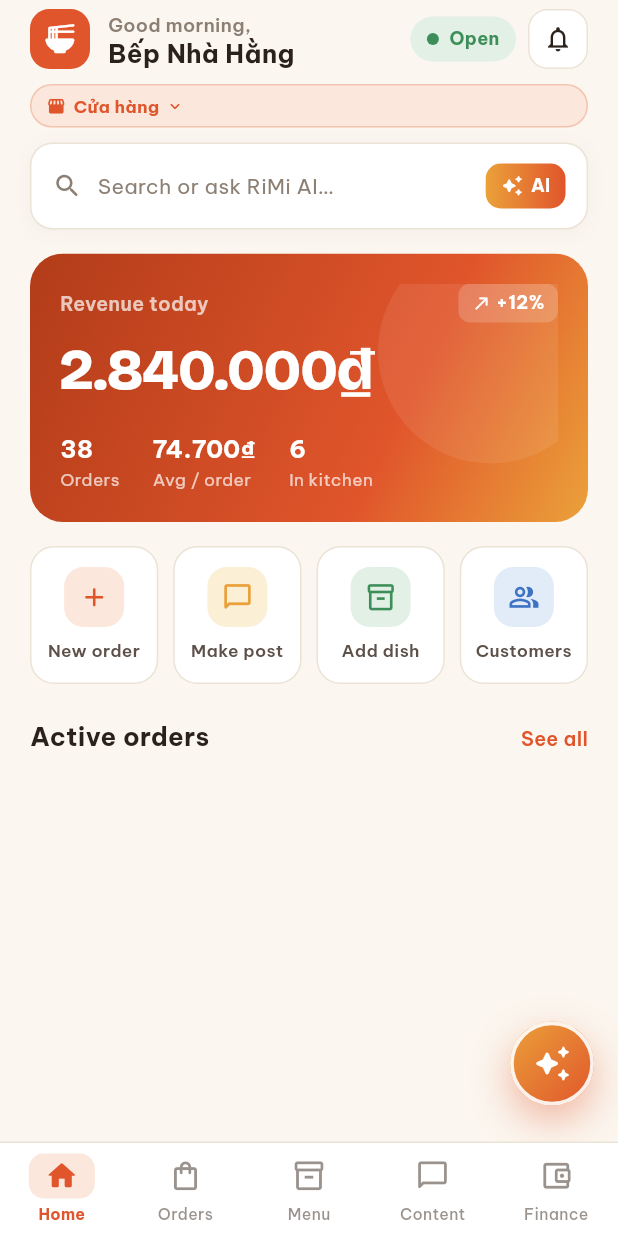
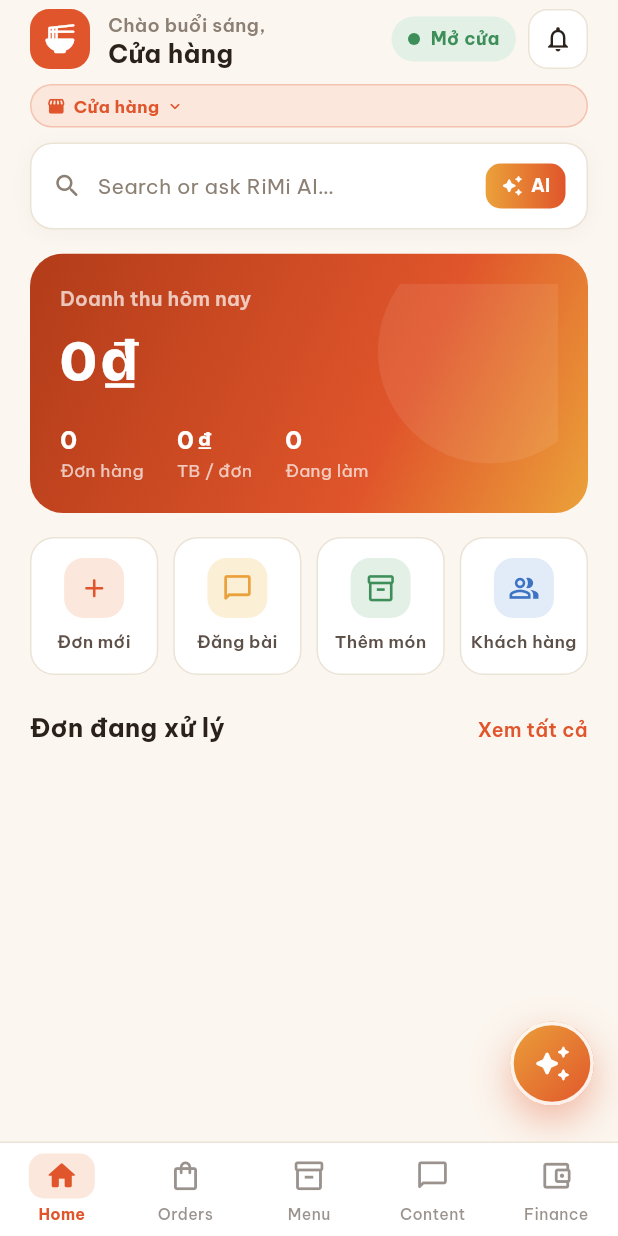
Before and after one commit to TeaSui/RiMi, a Flutter app: the _ShellBody screen opened directly, on a phone screen of 412 x 824 dp. Run offline on Flutter 3.47's test engine with Material 3 defaults, Android fonts, the phone set to English and light mode, and no system bars; our stand-ins replace connectivity_plus, dio, drift, flutter_riverpod, flutter_secure_storage, go_router and 1 more; accounts and stored records are empty; generated files the repository leaves out were written again; statements that could not run were skipped.

Commit message:
fix(flutter): home screen — live revenue/orders data, real workspace name, Vietnamese UI, time-based greeting

```diff
--- a/flutter/lib/features/home/home_page.dart
+++ b/flutter/lib/features/home/home_page.dart
@@ -3,7 +3,9 @@ import 'package:flutter_riverpod/flutter_riverpod.dart';
 import '../../app.dart';
 import '../../core/app_icons.dart';
 import '../../core/auth/auth_notifier.dart';
+import '../../core/finance/finance_providers.dart';
 import '../../core/orders/order_providers.dart';
+import '../../core/workspace/workspace_notifier.dart';
 import '../../data/drift/app_database.dart' as drift;
 import '../../data/mock_data.dart';
 import '../../theme/app_theme.dart';
@@ -15,10 +17,10 @@ import '../workspace/workspace_chip.dart';
 
 // Quick-action descriptors (icon, label, fg, bg, destination key).
 const _quick = [
-  ('plus', 'New order', RM.brand, RM.brandSoft, 'orders'),
-  ('content', 'Make post', RM.gold, RM.goldSoft, 'content'),
-  ('products', 'Add dish', RM.herb, RM.herbSoft, 'products'),
-  ('users', 'Customers', RM.info, Color(0xFFE1ECF8), 'crm'),
+  ('plus', 'Đơn mới', RM.brand, RM.brandSoft, 'orders'),
+  ('content', 'Đăng bài', RM.gold, RM.goldSoft, 'content'),
+  ('products', 'Thêm món', RM.herb, RM.herbSoft, 'products'),
+  ('users', 'Khách hàng', RM.info, Color(0xFFE1ECF8), 'crm'),
 ];
 
 void _quickGo(BuildContext context, String key) {
@@ -70,14 +72,27 @@ class _SearchAiBar extends StatelessWidget {
   }
 }
 
-class _RevenueHero extends StatelessWidget {
+class _RevenueHero extends ConsumerWidget {
   const _RevenueHero({this.big = false});
   final bool big;
   @override
-  Widget build(BuildContext context) {
-    final stats = big
-        ? const [('38', 'Orders'), ('74.700₫', 'Avg / order'), ('6', 'In kitchen'), ('96%', 'On-time')]
-        : const [('38', 'Orders'), ('74.700₫', 'Avg / order'), ('6', 'In kitchen')];
+  Widget build(BuildContext context, WidgetRef ref) {
+    final wsId = ref.watch(authNotifierProvider).activeWorkspaceId ?? '';
+    final orders = ref.watch(ordersProvider(wsId)).maybeWhen(
+      data: (d) => d,
+      orElse: () => <drift.Order>[],
+    );
+    final pl = ref.watch(plSummaryProvider(wsId));
+    final todayRevenue = pl.totalIncome;
+    final totalOrders = orders.length;
+    final inKitchen = orders.where((o) => o.status == 'cooking' || o.status == 'new').length;
+    final avgOrder = totalOrders > 0 ? (todayRevenue / totalOrders) : 0.0;
+
+    final stats = [
+      ('$totalOrders', 'Đơn hàng'),
+      (vnd(avgOrder.toInt()), 'TB / đơn'),
+      ('$inKitchen', 'Đang làm'),
+    ];
     return ClipRRect(
       borderRadius: BorderRadius.circular(22),
       child: Container(
@@ -106,21 +121,22 @@ class _RevenueHero extends StatelessWidget {
               children: [
                 Row(
                   children: [
-                    Text('Revenue today', style: RMType.body(size: 13, weight: FontWeight.w600, color: Colors.white70)),
+                    Text('Doanh thu hôm nay', style: RMType.body(size: 13, weight: FontWeight.w600, color: Colors.white70)),
                     const Spacer(),
+                    if (totalOrders > 0)
                     Container(
                       padding: const EdgeInsets.symmetric(horizontal: 9, vertical: 4),
                       decoration: BoxDecoration(color: Colors.white.withValues(alpha: 0.18), borderRadius: BorderRadius.circular(8)),
                       child: Row(mainAxisSize: MainAxisSize.min, children: [
                         const Icon(Icons.north_east_rounded, size: 13, color: Colors.white),
                         const SizedBox(width: 3),
-                        Text(big ? '+12% vs yesterday' : '+12%', style: RMType.body(size: 12, weight: FontWeight.w700, color: Colors.white)),
+                        Text('$totalOrders đơn', style: RMType.body(size: 12, weight: FontWeight.w700, color: Colors.white)),
                       ]),
                     ),
                   ],
                 ),
                 const SizedBox(height: 4),
-                Text('2.840.000₫', style: RMType.display(size: big ? 46 : 38, letterSpacing: -1, color: Colors.white)),
+                Text(vnd(todayRevenue.toInt()), style: RMType.display(size: big ? 46 : 38, letterSpacing: -1, color: Colors.white)),
                 SizedBox(height: big ? 22 : 14),
                 FittedBox(
                   fit: BoxFit.scaleDown,
@@ -257,10 +273,18 @@ class _ActiveOrders extends ConsumerWidget {
 
 // ── MOBILE ───────────────────────────────────────────────────────────
 
-class HomeMobile extends StatelessWidget {
+class HomeMobile extends ConsumerWidget {
   const HomeMobile({super.key});
   @override
-  Widget build(BuildContext context) {
+  Widget build(BuildContext context, WidgetRef ref) {
+    final auth = ref.watch(authNotifierProvider);
+    final wsState = ref.watch(workspaceNotifierProvider);
+    final activeWs = wsState.workspaces
+        .where((w) => w.id == auth.activeWorkspaceId)
+        .firstOrNull;
+    final wsName = activeWs?.name ?? auth.displayName ?? 'Cửa hàng';
+    final greeting = _greeting();
+
     return ListView(
       padding: const EdgeInsets.fromLTRB(20, 6, 20, 120),
       children: [
@@ -272,8 +296,8 @@ class HomeMobile extends StatelessWidget {
               child: Column(
                 crossAxisAlignment: CrossAxisAlignment.start,
                 children: [
-                  Text('Good morning,', style: RMType.body(size: 12.5, weight: FontWeight.w600, color: RM.muted)),
-                  Text('Bếp Nhà Hằng', style: RMType.body(size: 17, weight: FontWeight.w700, height: 1.1)),
+                  Text(greeting, style: RMType.body(size: 12.5, weight: FontWeight.w600, color: RM.muted)),
+                  Text(wsName, style: RMType.body(size: 17, weight: FontWeight.w700, height: 1.1)),
                 ],
               ),
             ),
@@ -283,7 +307,7 @@ class HomeMobile extends StatelessWidget {
               child: Row(mainAxisSize: MainAxisSize.min, children: [
                 const StatusDot(RM.herb),
                 const SizedBox(width: 7),
-                Text('Open', style: RMType.body(size: 12, weight: FontWeight.w700, color: RM.herb)),
+                Text('Mở cửa', style: RMType.body(size: 12, weight: FontWeight.w700, color: RM.herb)),
               ]),
             ),
             const SizedBox(width: 8),
@@ -307,19 +331,34 @@ class HomeMobile extends StatelessWidget {
         const SizedBox(height: 16),
         const _QuickActions(),
         const SizedBox(height: 18),
-        SectionHead('Active orders', action: 'See all', onAction: () => AppNav.goTab(1)),
+        SectionHead('Đơn đang xử lý', action: 'Xem tất cả', onAction: () => AppNav.goTab(1)),
         const _ActiveOrders(limit: 2),
       ],
     );
   }
 }
 
+String _greeting() {
+  final h = DateTime.now().hour;
+  if (h < 12) return 'Chào buổi sáng,';
+  if (h < 18) return 'Chào buổi chiều,';
+  return 'Chào buổi tối,';
+}
+
 // ── TABLET ───────────────────────────────────────────────────────────
 
-class HomeTablet extends StatelessWidget {
+class HomeTablet extends ConsumerWidget {
   const HomeTablet({super.key});
   @override
-  Widget build(BuildContext context) {
+  Widget build(BuildContext context, WidgetRef ref) {
+    final auth = ref.watch(authNotifierProvider);
+    final wsState = ref.watch(workspaceNotifierProvider);
+    final activeWs = wsState.workspaces
+        .where((w) => w.id == auth.activeWorkspaceId)
+        .firstOrNull;
+    final wsName = activeWs?.name ?? auth.displayName ?? 'Cửa hàng';
+    final now = DateTime.now();
+    final dateStr = '${now.day}/${now.month}/${now.year}';
     return Container(
       color: RM.cream,
       child: ListView(
@@ -331,8 +370,8 @@ class HomeTablet extends StatelessWidget {
                 child: Column(
                   crossAxisAlignment: CrossAxisAlignment.start,
                   children: [
-                    Text('Good morning, Hằng', style: RMType.display(size: 26)),
-                    Text('Tuesday, 30 May · Bếp Nhà Hằng', style: RMType.body(size: 13.5, color: RM.muted)),
+                    Text('${_greeting()} ${auth.displayName ?? ''}', style: RMType.display(size: 26)),
+                    Text('$dateStr · $wsName', style: RMType.body(size: 13.5, color: RM.muted)),
                   ],
                 ),
               ),
@@ -342,7 +381,7 @@ class HomeTablet extends StatelessWidget {
                 child: Row(mainAxisSize: MainAxisSize.min, children: [
                   const StatusDot(RM.herb),
                   const SizedBox(width: 7),
-                  Text('Store open', style: RMType.body(size: 12.5, weight: FontWeight.w700, color: RM.herb)),
+                  Text('Mở cửa', style: RMType.body(size: 12.5, weight: FontWeight.w700, color: RM.herb)),
                 ]),
               ),
             ],
@@ -397,7 +436,7 @@ class HomeTablet extends StatelessWidget {
                 child: Column(
                   crossAxisAlignment: CrossAxisAlignment.start,
                   children: [
-                    SectionHead('Active orders', action: 'See all', onAction: () => AppNav.goTab(1)),
+                    SectionHead('Đơn đang xử lý', action: 'Xem tất cả', onAction: () => AppNav.goTab(1)),
                     const _ActiveOrders(limit: 3),
                   ],
                 ),
```
Also changed, not shown: 1 other file.
